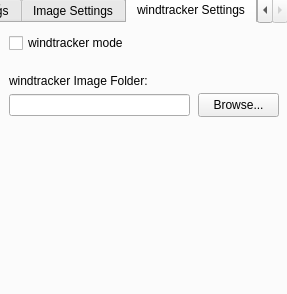
Old version of the form res/settings.ui in the repository vncz14/AutoSplit.
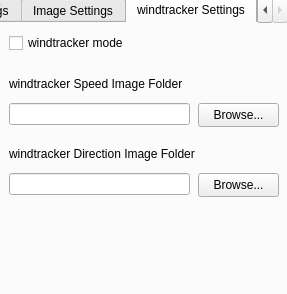
New version of the form. Icons and pictures are not drawn.

Commit message: speed and direction demo

```diff
--- a/res/settings.ui
+++ b/res/settings.ui
@@ -856,19 +856,19 @@
       <rect>
        <x>10</x>
        <y>50</y>
-       <width>161</width>
-       <height>16</height>
+       <width>231</width>
+       <height>21</height>
       </rect>
      </property>
      <property name="text">
-      <string>windtracker Image Folder:</string>
+      <string>windtracker Speed Image Folder</string>
      </property>
     </widget>
     <widget class="QPushButton" name="windtracker_image_folder_button">
      <property name="geometry">
       <rect>
        <x>199</x>
-       <y>70</y>
+       <y>80</y>
        <width>81</width>
        <height>24</height>
       </rect>
@@ -884,7 +884,49 @@
      <property name="geometry">
       <rect>
        <x>10</x>
-       <y>71</y>
+       <y>80</y>
+       <width>181</width>
+       <height>22</height>
+      </rect>
+     </property>
+     <property name="readOnly">
+      <bool>true</bool>
+     </property>
+    </widget>
+    <widget class="QLabel" name="windtracker_directions_image_folder_label">
+     <property name="geometry">
+      <rect>
+       <x>10</x>
+       <y>120</y>
+       <width>261</width>
+       <height>21</height>
+      </rect>
+     </property>
+     <property name="text">
+      <string>windtracker Direction Image Folder</string>
+     </property>
+    </widget>
+    <widget class="QPushButton" name="windtracker_direction_image_folder_button">
+     <property name="geometry">
+      <rect>
+       <x>199</x>
+       <y>150</y>
+       <width>81</width>
+       <height>24</height>
+      </rect>
+     </property>
+     <property name="focusPolicy">
+      <enum>Qt::NoFocus</enum>
+     </property>
+     <property name="text">
+      <string>Browse...</string>
+     </property>
+    </widget>
+    <widget class="QLineEdit" name="windtracker_direction_image_folder_input">
+     <property name="geometry">
+      <rect>
+       <x>10</x>
+       <y>150</y>
        <width>181</width>
        <height>22</height>
       </rect>
```
Left out of the diff: 6 changed lines with no effect on the pictures. The commit also changes 25 other files.
